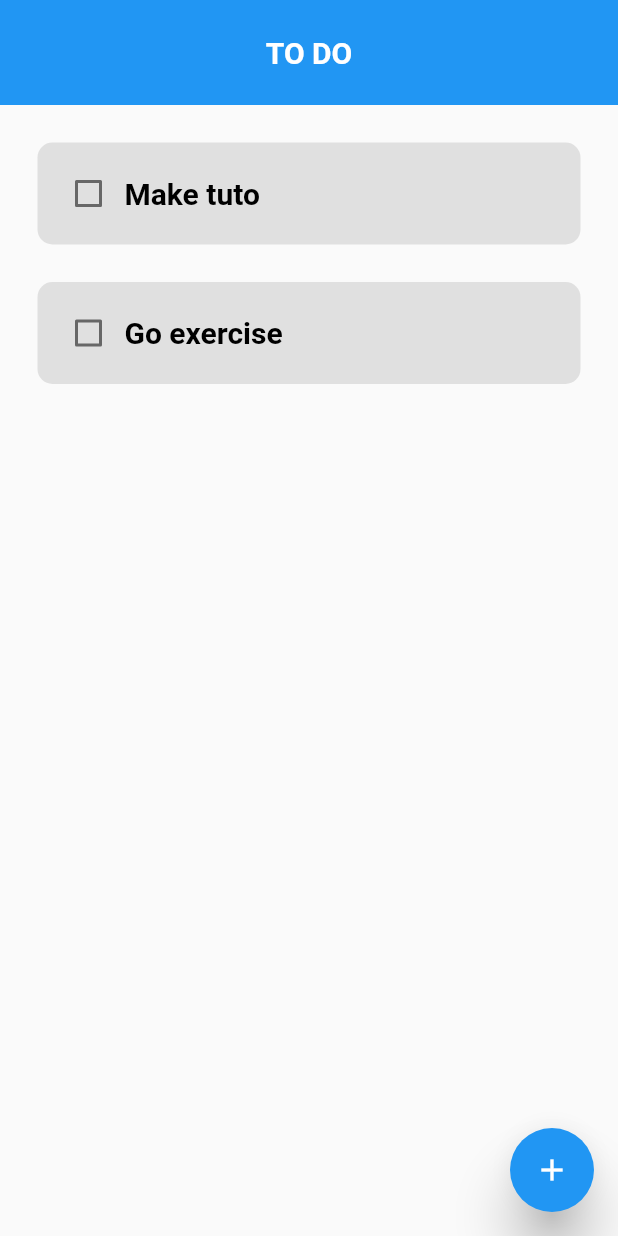
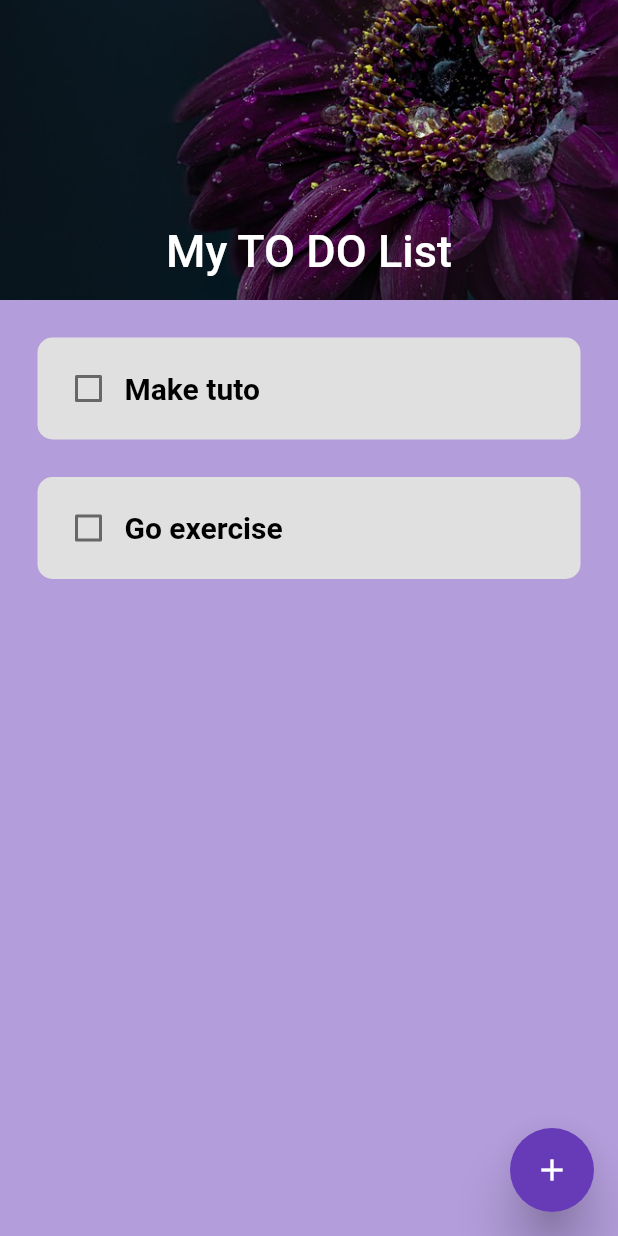
Before and after one commit to aymen-r/flutter-todo, a Flutter app: the screen it shows after launch, on a phone screen of 412 x 824 dp. Run offline on Flutter 3.47's test engine with Material 2 defaults, Android fonts, the phone set to English and light mode, and no system bars; drawn by our look-alikes of flutter_slidable; our stand-ins replace hive_flutter; accounts and stored records are empty.

Commit message:
add sliver App Bar

```diff
--- a/lib/main.dart
+++ b/lib/main.dart
@@ -22,10 +22,13 @@ class MyApp extends StatelessWidget {
       debugShowCheckedModeBanner: false,
       title: 'Flutter Demo',
       theme: ThemeData(
-          // primarySwatch: Colors.blue,
-          // colorScheme: ColorScheme.fromSeed(seedColor: Colors.deepPurple),
-          // useMaterial3: true,
-          ),
+        primarySwatch: Colors.deepPurple,
+        // colorScheme: ColorScheme.fromSeed(
+        //   seedColor: Colors.blue,
+        //   background: Colors.amber,
+        // ),
+        // useMaterial3: true,
+      ),
       home: const HomePage(),
     );
   }
--- a/lib/pages/home_page.dart
+++ b/lib/pages/home_page.dart
@@ -76,18 +76,7 @@ class _HomePageState extends State<HomePage> {
   @override
   Widget build(BuildContext context) {
     return Scaffold(
-        appBar: AppBar(
-          toolbarHeight: 70,
-          centerTitle: true,
-          title: const Text(
-            'TO DO',
-            style: TextStyle(
-              fontSize: 20,
-              fontWeight: FontWeight.bold,
-            ),
-          ),
-          elevation: 0,
-        ),
+      backgroundColor: Colors.deepPurple[200],
       floatingActionButton: FloatingActionButton(
         onPressed: () {
           return createNewTask();
@@ -95,9 +84,28 @@ class _HomePageState extends State<HomePage> {
         elevation: 15,
         child: const Icon(Icons.add),
       ),
-        body: ListView.builder(
-          itemCount: db.todoList.length,
-          itemBuilder: (context, index) {
+      body: Padding(
+        padding: const EdgeInsets.only(bottom: 25),
+        child: CustomScrollView(
+          slivers: [
+            const SliverAppBar(
+              // leading: const Icon(Icons.menu),
+              expandedHeight: 200,
+              pinned: true,
+              flexibleSpace: FlexibleSpaceBar(
+                title: Text('My TO DO List'),
+                centerTitle: true,
+                expandedTitleScale: 1.5,
+                collapseMode: CollapseMode.parallax,
+                background: Image(
+                  image: AssetImage('images/2.jpg'),
+                  fit: BoxFit.cover,
+                ),
+              ),
+            ),
+            SliverList(
+              delegate: SliverChildBuilderDelegate(
+                (context, index) {
                   return ToDoTile(
                     taskName: db.todoList[index][0],
                     taskCompleted: db.todoList[index][1],
@@ -105,6 +113,12 @@ class _HomePageState extends State<HomePage> {
                     deleteTask: (context) => deleteTask(index),
                   );
                 },
-        ));
+                childCount: db.todoList.length,
+              ),
+            )
+          ],
+        ),
+      ),
+    );
   }
 }
--- a/lib/utilities/my_button.dart
+++ b/lib/utilities/my_button.dart
@@ -9,6 +9,7 @@ class MyButton extends StatelessWidget {
   @override
   Widget build(BuildContext context) {
     return MaterialButton(
+      elevation: 3,
       onPressed: onPressed,
       color:
           text == 'Cancel' ? Colors.red[400] : Theme.of(context).primaryColor,
--- a/lib/utilities/tood_tile.dart
+++ b/lib/utilities/tood_tile.dart
@@ -43,7 +43,7 @@ class ToDoTile extends StatelessWidget {
               Checkbox(
                 value: taskCompleted,
                 onChanged: onChanged,
-                activeColor: Colors.blue,
+                activeColor: Theme.of(context).primaryColor,
               ),
               // task name
               Text(
--- a/pubspec.yaml
+++ b/pubspec.yaml
@@ -64,9 +64,9 @@ flutter:
   uses-material-design: true
 
   # To add assets to your application, add an assets section, like this:
-  # assets:
-  #   - images/a_dot_burr.jpeg
-  #   - images/a_dot_ham.jpeg
+  assets:
+    - images/
+  #  - images/a_dot_ham.jpeg
 
   # An image asset can refer to one or more resolution-specific "variants", see
   # https://flutter.dev/assets-and-images/#resolution-aware
```
Also changed, not shown: images/1.webp (added), images/2.jpg (added), images/3.jpg (added), images/4.jpg (added), images/fe.jpg (added). Lines whose indentation alone changed are shown as unchanged.
